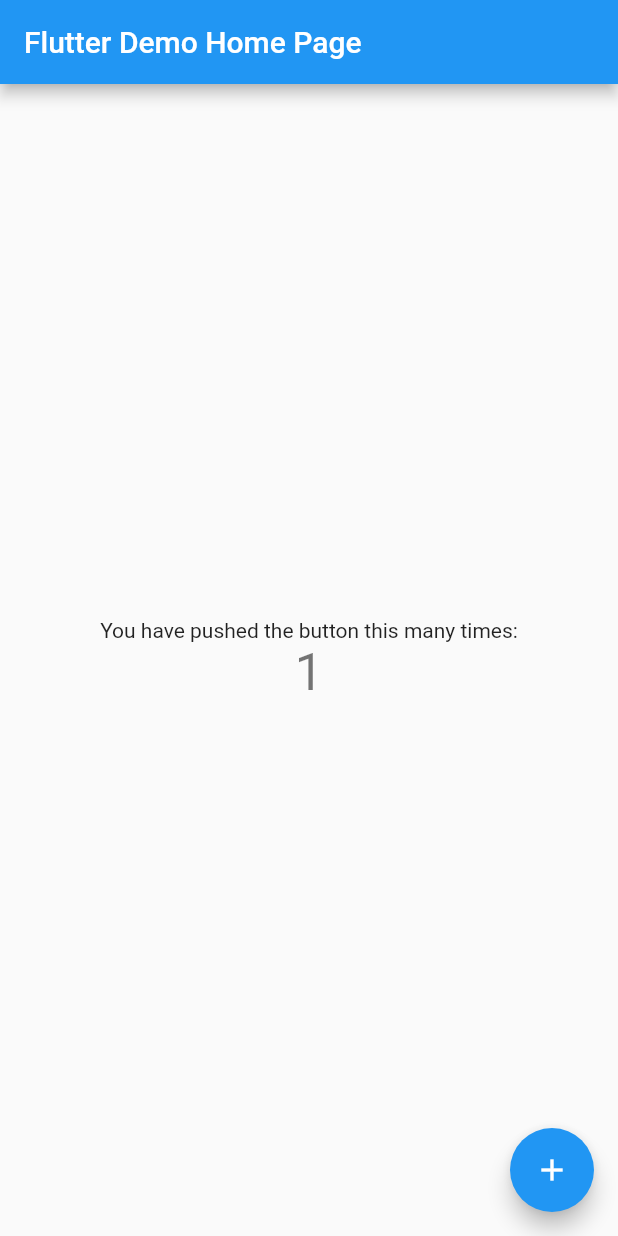
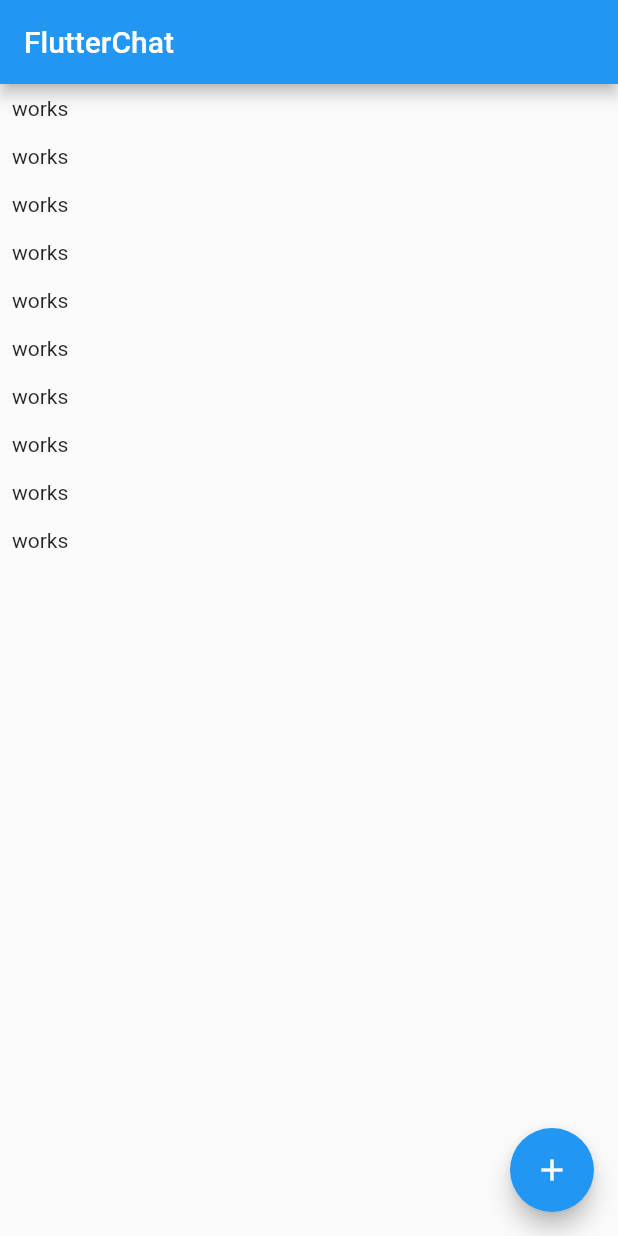
Before and after one commit to onur-yildiz/flutter-chat-app, a Flutter app: the screen it shows after launch, after a tap on the "add" icon, on a phone screen of 412 x 824 dp. Run offline on Flutter 3.47's test engine with Material 2 defaults, Android fonts, the phone set to English and light mode, and no system bars; our stand-ins replace cloud_firestore; accounts and stored records are empty.

Commit message:
firebase integration

```diff
--- a/lib/main.dart
+++ b/lib/main.dart
@@ -1,3 +1,4 @@
+import 'package:chat_app/sceens/chat_screen.dart';
 import 'package:flutter/material.dart';
 
 void main() {
@@ -5,113 +6,15 @@ void main() {
 }
 
 class MyApp extends StatelessWidget {
-  // This widget is the root of your application.
   @override
   Widget build(BuildContext context) {
     return MaterialApp(
-      title: 'Flutter Demo',
+      title: 'FlutterChat',
       theme: ThemeData(
-        // This is the theme of your application.
-        //
-        // Try running your application with "flutter run". You'll see the
-        // application has a blue toolbar. Then, without quitting the app, try
-        // changing the primarySwatch below to Colors.green and then invoke
-        // "hot reload" (press "r" in the console where you ran "flutter run",
-        // or simply save your changes to "hot reload" in a Flutter IDE).
-        // Notice that the counter didn't reset back to zero; the application
-        // is not restarted.
         primarySwatch: Colors.blue,
-        // This makes the visual density adapt to the platform that you run
-        // the app on. For desktop platforms, the controls will be smaller and
-        // closer together (more dense) than on mobile platforms.
         visualDensity: VisualDensity.adaptivePlatformDensity,
       ),
-      home: MyHomePage(title: 'Flutter Demo Home Page'),
+      home: ChatScreen(),
     );
   }
 }
-
-class MyHomePage extends StatefulWidget {
-  MyHomePage({Key key, this.title}) : super(key: key);
-
-  // This widget is the home page of your application. It is stateful, meaning
-  // that it has a State object (defined below) that contains fields that affect
-  // how it looks.
-
-  // This class is the configuration for the state. It holds the values (in this
-  // case the title) provided by the parent (in this case the App widget) and
-  // used by the build method of the State. Fields in a Widget subclass are
-  // always marked "final".
-
-  final String title;
-
-  @override
-  _MyHomePageState createState() => _MyHomePageState();
-}
-
-class _MyHomePageState extends State<MyHomePage> {
-  int _counter = 0;
-
-  void _incrementCounter() {
-    setState(() {
-      // This call to setState tells the Flutter framework that something has
-      // changed in this State, which causes it to rerun the build method below
-      // so that the display can reflect the updated values. If we changed
-      // _counter without calling setState(), then the build method would not be
-      // called again, and so nothing would appear to happen.
-      _counter++;
-    });
-  }
-
-  @override
-  Widget build(BuildContext context) {
-    // This method is rerun every time setState is called, for instance as done
-    // by the _incrementCounter method above.
-    //
-    // The Flutter framework has been optimized to make rerunning build methods
-    // fast, so that you can just rebuild anything that needs updating rather
-    // than having to individually change instances of widgets.
-    return Scaffold(
-      appBar: AppBar(
-        // Here we take the value from the MyHomePage object that was created by
-        // the App.build method, and use it to set our appbar title.
-        title: Text(widget.title),
-      ),
-      body: Center(
-        // Center is a layout widget. It takes a single child and positions it
-        // in the middle of the parent.
-        child: Column(
-          // Column is also a layout widget. It takes a list of children and
-          // arranges them vertically. By default, it sizes itself to fit its
-          // children horizontally, and tries to be as tall as its parent.
-          //
-          // Invoke "debug painting" (press "p" in the console, choose the
-          // "Toggle Debug Paint" action from the Flutter Inspector in Android
-          // Studio, or the "Toggle Debug Paint" command in Visual Studio Code)
-          // to see the wireframe for each widget.
-          //
-          // Column has various properties to control how it sizes itself and
-          // how it positions its children. Here we use mainAxisAlignment to
-          // center the children vertically; the main axis here is the vertical
-          // axis because Columns are vertical (the cross axis would be
-          // horizontal).
-          mainAxisAlignment: MainAxisAlignment.center,
-          children: <Widget>[
-            Text(
-              'You have pushed the button this many times:',
-            ),
-            Text(
-              '$_counter',
-              style: Theme.of(context).textTheme.headline4,
-            ),
-          ],
-        ),
-      ),
-      floatingActionButton: FloatingActionButton(
-        onPressed: _incrementCounter,
-        tooltip: 'Increment',
-        child: Icon(Icons.add),
-      ), // This trailing comma makes auto-formatting nicer for build methods.
-    );
-  }
-}
--- /dev/null
+++ b/lib/sceens/chat_screen.dart
@@ -0,0 +1,33 @@
+import 'package:flutter/material.dart';
+import 'package:cloud_firestore/cloud_firestore.dart';
+
+class ChatScreen extends StatelessWidget {
+  @override
+  Widget build(BuildContext context) {
+    return Scaffold(
+      appBar: AppBar(
+        title: Text('FlutterChat'),
+      ),
+      body: ListView.builder(
+        itemCount: 10,
+        itemBuilder: (ctx, i) => Container(
+          padding: const EdgeInsets.all(8.0),
+          child: Text('works'),
+        ),
+      ),
+      floatingActionButton: FloatingActionButton(
+        child: Icon(Icons.add),
+        onPressed: () {
+          Firestore.instance
+              .collection('chats/Sn60eNnUQZVMtZjPzHDZ/messages')
+              .snapshots()
+              .listen((data) {
+            data.documents.forEach((element) {
+              print(element['text']);
+            });
+          });
+        },
+      ),
+    );
+  }
+}
--- a/pubspec.yaml
+++ b/pubspec.yaml
@@ -23,6 +23,7 @@ environment:
 dependencies:
   flutter:
     sdk: flutter
+  cloud_firestore: 0.13.5
 
 
   # The following adds the Cupertino Icons font to your application.
```
Also changed, not shown: lib/sceens/auth_screen.dart (added), pubspec.lock, 3 other files.
